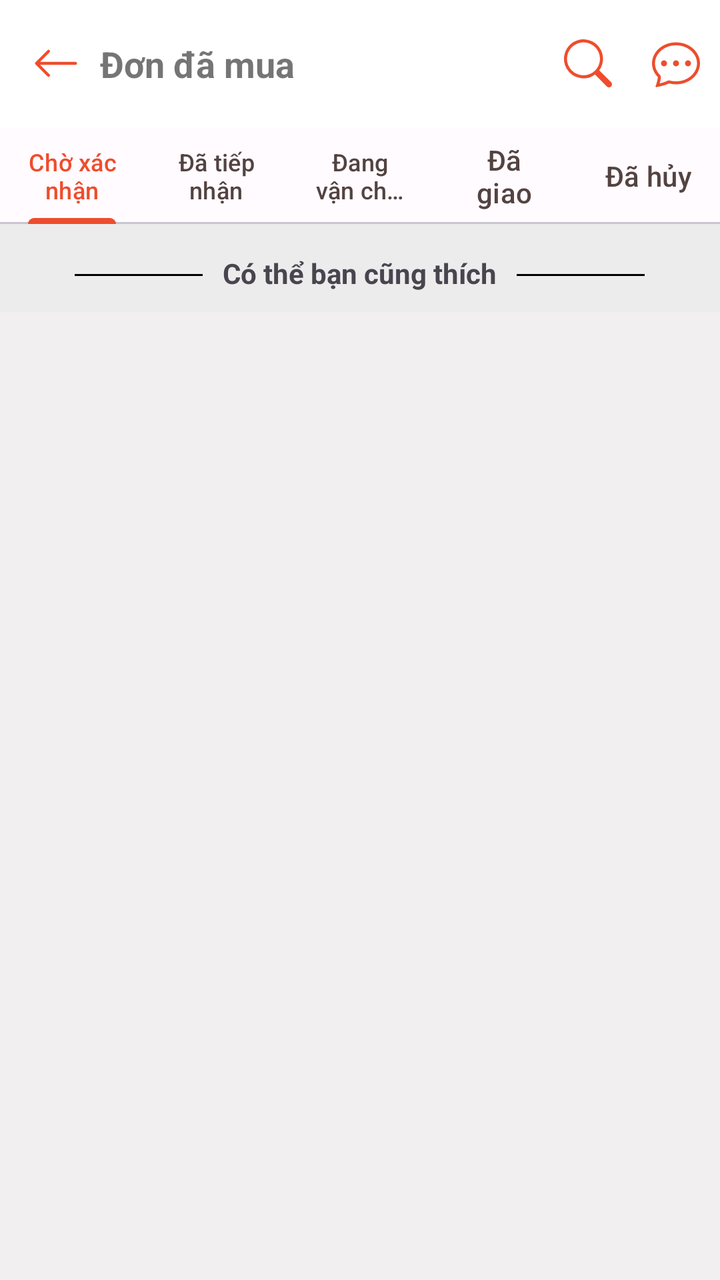
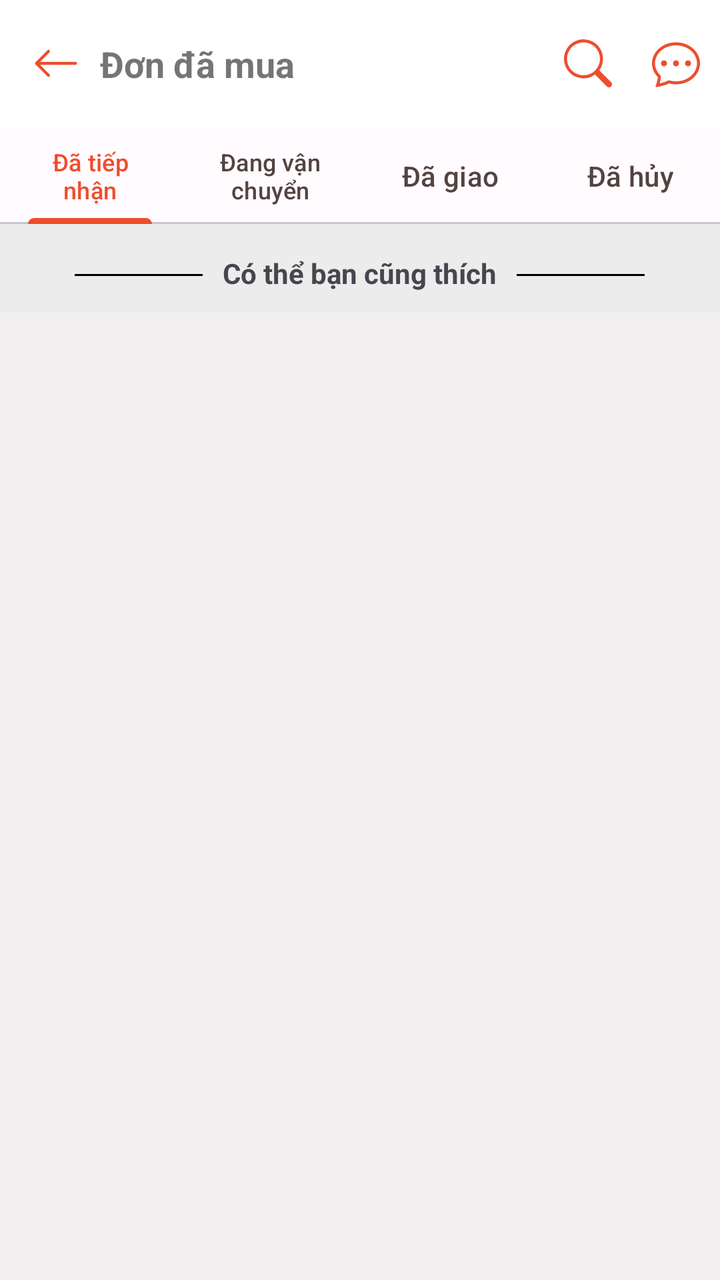

Screens rendered from an Android XML layout before and after an edit, with the pre-edit source and the edit as a unified diff.
<!-- AndroidManifest.xml: application theme Theme.Gas24h_7App -->
<!-- res/layout/activity_purchased_order.xml -->
<?xml version="1.0" encoding="utf-8"?>
<androidx.coordinatorlayout.widget.CoordinatorLayout xmlns:android="http://schemas.android.com/apk/res/android"
    xmlns:app="http://schemas.android.com/apk/res-auto"
    xmlns:tools="http://schemas.android.com/tools"
    android:layout_width="match_parent"
    android:layout_height="match_parent"
    tools:context=".ui.purchased_order.PurchasedOrderActivity">

    <com.google.android.material.appbar.AppBarLayout
        android:layout_width="match_parent"
        android:layout_height="wrap_content"
        android:background="@color/white"
        android:theme="@style/ThemeOverlay.AppCompat.Light">

        <androidx.appcompat.widget.Toolbar
            android:layout_width="match_parent"
            android:layout_height="?attr/actionBarSize"
            app:layout_scrollFlags="scroll|enterAlways">

            <RelativeLayout
                android:layout_width="match_parent"
                android:layout_height="wrap_content">

                <ImageButton
                    android:id="@+id/backButton"
                    android:layout_width="wrap_content"
                    android:layout_height="wrap_content"
                    android:layout_alignParentStart="true"
                    android:layout_centerVertical="true"
                    android:background="?attr/selectableItemBackgroundBorderless"
                    android:src="@drawable/ic_back"
                    app:tint="@color/md_theme_light_primary" />

                <TextView
                    android:layout_width="wrap_content"
                    android:layout_height="wrap_content"
                    android:layout_centerVertical="true"
                    android:layout_marginStart="10dp"
                    android:layout_toRightOf="@+id/backButton"
                    android:text="Đơn đã mua"
                    android:textSize="18sp"
                    android:textStyle="bold" />

                <ImageButton
                    android:id="@+id/btn_chat"
                    android:layout_width="wrap_content"
                    android:layout_height="wrap_content"
                    android:layout_alignParentEnd="true"
                    android:layout_centerVertical="true"
                    android:layout_marginEnd="10dp"
                    android:background="?attr/selectableItemBackgroundBorderless"
                    android:src="@drawable/ic_chat_dots"
                    app:tint="@color/md_theme_light_primary" />

                <ImageButton
                    android:id="@+id/btn_search"
                    android:layout_width="wrap_content"
                    android:layout_height="wrap_content"
                    android:layout_centerVertical="true"
                    android:layout_marginEnd="20dp"
                    android:layout_toLeftOf="@+id/btn_chat"
                    android:background="?attr/selectableItemBackgroundBorderless"
                    android:src="@drawable/ic_search"
                    app:tint="@color/md_theme_light_primary" />
            </RelativeLayout>

        </androidx.appcompat.widget.Toolbar>

        <com.google.android.material.tabs.TabLayout
            android:id="@+id/tabLayout"
            android:layout_width="match_parent"
            android:layout_height="wrap_content">

            <com.google.android.material.tabs.TabItem
                android:layout_width="wrap_content"
                android:layout_height="wrap_content"
                android:text="Chờ xác nhận" />

            <com.google.android.material.tabs.TabItem
                android:layout_width="wrap_content"
                android:layout_height="wrap_content"
                android:text="Đã tiếp nhận" />

            <com.google.android.material.tabs.TabItem
                android:layout_width="wrap_content"
                android:layout_height="wrap_content"
                android:text="Đang vận chuyển" />
            <com.google.android.material.tabs.TabItem
                android:layout_width="wrap_content"
                android:layout_height="wrap_content"
                android:text="Đã giao" />
            <com.google.android.material.tabs.TabItem
                android:layout_width="wrap_content"
                android:layout_height="wrap_content"
                android:text="Đã hủy" />
        </com.google.android.material.tabs.TabLayout>

    </com.google.android.material.appbar.AppBarLayout>

    <androidx.core.widget.NestedScrollView
        android:layout_width="match_parent"
        android:layout_height="match_parent"
        android:background="#F1EFEF"
        app:layout_behavior="@string/appbar_scrolling_view_behavior">

        <RelativeLayout
            android:layout_width="match_parent"
            android:layout_height="0dp">
            <ProgressBar
                android:id="@+id/progress_bar"
                android:layout_width="32dp"
                android:layout_height="32dp"
                android:layout_centerInParent="true"
                android:layout_marginTop="30dp"
                android:layout_marginBottom="20dp"
                />
        <LinearLayout
            android:layout_width="match_parent"
            android:layout_height="wrap_content"
            android:orientation="vertical">


            <LinearLayout
                android:id="@+id/linearLayout_no_orders"
                android:layout_width="match_parent"
                android:layout_height="wrap_content"
                android:orientation="vertical"
                android:layout_marginBottom="30dp"
                android:visibility="gone"
                >
                <ImageView
                    android:layout_width="100dp"
                    android:layout_height="100dp"
                    android:src="@drawable/ic_not_product"
                    android:layout_gravity="center"
                    android:layout_marginTop="30dp"
                    />
                <TextView
                    android:layout_width="wrap_content"
                    android:layout_height="wrap_content"
                    android:layout_marginTop="10dp"
                    android:text="Bạn chưa có đơn hàng nào cả"
                    android:layout_gravity="center"
                    />
            </LinearLayout>
            <androidx.recyclerview.widget.RecyclerView
                android:id="@+id/purchased_rec"
                android:layout_width="match_parent"
                android:layout_height="wrap_content"
                android:visibility="gone"
                android:layout_marginBottom="10dp"
                />
            <include
                android:id="@+id/layout_suggest_product"
                layout="@layout/suggest_product"
                />
        </LinearLayout>
        </RelativeLayout>
    </androidx.core.widget.NestedScrollView>

</androidx.coordinatorlayout.widget.CoordinatorLayout>
<!-- res/layout/suggest_product.xml (included above) -->
<?xml version="1.0" encoding="utf-8"?>
<androidx.constraintlayout.widget.ConstraintLayout xmlns:android="http://schemas.android.com/apk/res/android"
    xmlns:tools="http://schemas.android.com/tools"
    android:layout_width="match_parent"
    android:layout_height="wrap_content"
    xmlns:app="http://schemas.android.com/apk/res-auto"
    android:background="#ECECEC">
    <RelativeLayout
        android:id="@+id/relativeLayout"
        android:layout_width="match_parent"
        android:layout_height="wrap_content"
        app:layout_constraintStart_toStartOf="parent"
        android:layout_marginTop="15dp"
        android:layout_marginBottom="15dp"
        app:layout_constraintTop_toTopOf="parent"
        app:layout_constraintEnd_toEndOf="parent"
        >

        <TextView
            android:id="@+id/textView2"
            android:layout_width="wrap_content"
            android:layout_height="wrap_content"
            android:layout_centerInParent="true"
            android:layout_marginStart="10dp"
            android:layout_marginEnd="10dp"
            android:gravity="center_horizontal"
            android:text="Có thể bạn cũng thích"
            android:textStyle="bold" />
        <View
            android:layout_width="64dp"
            android:layout_height="1dp"
            android:background="@color/black"
            android:layout_marginTop="10dp"
            android:layout_toStartOf="@+id/textView2"
            />
        <View
            android:layout_width="64dp"
            android:layout_height="1dp"
            android:background="@color/black"
            android:layout_marginTop="10dp"
            android:layout_toEndOf="@+id/textView2"
            />
    </RelativeLayout>

    <androidx.recyclerview.widget.RecyclerView
        android:id="@+id/suggest_rec"
        android:layout_width="match_parent"
        android:layout_height="wrap_content"
        android:layout_marginTop="10dp"
        app:layout_constraintBottom_toBottomOf="parent"
        app:layout_constraintEnd_toEndOf="parent"
        app:layout_constraintStart_toStartOf="parent"
        app:layout_constraintTop_toBottomOf="@id/relativeLayout" />
</androidx.constraintlayout.widget.ConstraintLayout>
<!-- resources referenced by this layout -->
<resources>
  <color name="black">#FF000000</color>
  <color name="md_theme_light_primary">#EE4D2D</color>
  <color name="white">#FFFFFFFF</color>
  <!-- drawable ic_back (drawable) -->
  <vector xmlns:android="http://schemas.android.com/apk/res/android"
      android:width="24dp"
      android:height="24dp"
      android:viewportWidth="16"
      android:viewportHeight="16">
    <path
        android:pathData="M15,8a0.5,0.5 0,0 0,-0.5 -0.5H2.707l3.147,-3.146a0.5,0.5 0,1 0,-0.708 -0.708l-4,4a0.5,0.5 0,0 0,0 0.708l4,4a0.5,0.5 0,0 0,0.708 -0.708L2.707,8.5H14.5A0.5,0.5 0,0 0,15 8"
        android:fillColor="@color/white"
        android:fillType="evenOdd"/>
  </vector>
  <!-- drawable ic_chat_dots (drawable) -->
  <vector xmlns:android="http://schemas.android.com/apk/res/android"
      android:width="24dp"
      android:height="24dp"
      android:viewportWidth="16"
      android:viewportHeight="16">
    <path
        android:pathData="M5,8a1,1 0,1 1,-2 0,1 1,0 0,1 2,0m4,0a1,1 0,1 1,-2 0,1 1,0 0,1 2,0m3,1a1,1 0,1 0,0 -2,1 1,0 0,0 0,2"
        android:fillColor="@color/black"/>
    <path
        android:pathData="m2.165,15.803 l0.02,-0.004c1.83,-0.363 2.948,-0.842 3.468,-1.105A9,9 0,0 0,8 15c4.418,0 8,-3.134 8,-7s-3.582,-7 -8,-7 -8,3.134 -8,7c0,1.76 0.743,3.37 1.97,4.6a10.4,10.4 0,0 1,-0.524 2.318l-0.003,0.011a11,11 0,0 1,-0.244 0.637c-0.079,0.186 0.074,0.394 0.273,0.362a22,22 0,0 0,0.693 -0.125m0.8,-3.108a1,1 0,0 0,-0.287 -0.801C1.618,10.83 1,9.468 1,8c0,-3.192 3.004,-6 7,-6s7,2.808 7,6 -3.004,6 -7,6a8,8 0,0 1,-2.088 -0.272,1 1,0 0,0 -0.711,0.074c-0.387,0.196 -1.24,0.57 -2.634,0.893a11,11 0,0 0,0.398 -2"
        android:fillColor="@color/black"/>
  </vector>
  <!-- drawable ic_search (drawable) -->
  <vector xmlns:android="http://schemas.android.com/apk/res/android"
      android:width="24dp"
      android:height="24dp"
      android:viewportWidth="16"
      android:viewportHeight="16">
    <path
        android:pathData="M11.742,10.344a6.5,6.5 0,1 0,-1.397 1.398h-0.001q0.044,0.06 0.098,0.115l3.85,3.85a1,1 0,0 0,1.415 -1.414l-3.85,-3.85a1,1 0,0 0,-0.115 -0.1zM12,6.5a5.5,5.5 0,1 1,-11 0,5.5 5.5,0 0,1 11,0"
        android:fillColor="@color/black"/>
  </vector>
  <style name="Theme.Gas24h_7App" parent="Base.Theme.Gas24h_7App" />
  <color name="md_theme_light_onPrimary">#FFFFFF</color>
  <color name="md_theme_light_primaryContainer">#F9DEDC</color>
  <color name="md_theme_light_onPrimaryContainer">#410E0B</color>
  <color name="md_theme_light_secondary">#775652</color>
  <color name="md_theme_light_onSecondary">#FFFFFF</color>
  <color name="md_theme_light_secondaryContainer">#FFDAD7</color>
  <color name="md_theme_light_onSecondaryContainer">#2C1512</color>
  <color name="md_theme_light_tertiary">#705D00</color>
  <color name="md_theme_light_onTertiary">#FFFFFF</color>
  <color name="md_theme_light_tertiaryContainer">#FFE08D</color>
  <color name="md_theme_light_onTertiaryContainer">#221B00</color>
  <color name="md_theme_light_error">#B3261E</color>
  <color name="md_theme_light_errorContainer">#F9DEDC</color>
  <color name="md_theme_light_onError">#FFFFFF</color>
  <color name="md_theme_light_onErrorContainer">#410E0B</color>
  <color name="md_theme_light_background">#FFFBFF</color>
  <color name="md_theme_light_onBackground">#201A1A</color>
  <color name="md_theme_light_surface">#FFFBFF</color>
  <color name="md_theme_light_onSurface">#201A1A</color>
  <color name="md_theme_light_surfaceVariant">#F5DDDB</color>
  <color name="md_theme_light_onSurfaceVariant">#534341</color>
  <color name="md_theme_light_outline">#857371</color>
  <color name="md_theme_light_inverseOnSurface">#FBEEEC</color>
  <color name="md_theme_light_inverseSurface">#362F2E</color>
  <color name="md_theme_light_surfaceTint">#B3261E</color>
  <color name="md_theme_light_inversePrimary">#FFB4AB</color>
  <!-- unchanged entries left out for length: 2 -->
</resources>

<!-- the commit's change to res/layout/activity_purchased_order.xml (unified diff, before → after) -->
@@ -15,7 +15,8 @@
         <androidx.appcompat.widget.Toolbar
             android:layout_width="match_parent"
             android:layout_height="?attr/actionBarSize"
-            app:layout_scrollFlags="scroll|enterAlways">
+            app:layout_scrollFlags="scroll|enterAlways"
+            >
 
             <RelativeLayout
                 android:layout_width="match_parent"
@@ -69,13 +70,9 @@
         <com.google.android.material.tabs.TabLayout
             android:id="@+id/tabLayout"
             android:layout_width="match_parent"
-            android:layout_height="wrap_content">
-
-            <com.google.android.material.tabs.TabItem
-                android:layout_width="wrap_content"
-                android:layout_height="wrap_content"
-                android:text="Chờ xác nhận" />
-
+            android:layout_height="wrap_content"
+            app:tabMode="fixed"
+            >
             <com.google.android.material.tabs.TabItem
                 android:layout_width="wrap_content"
                 android:layout_height="wrap_content"
